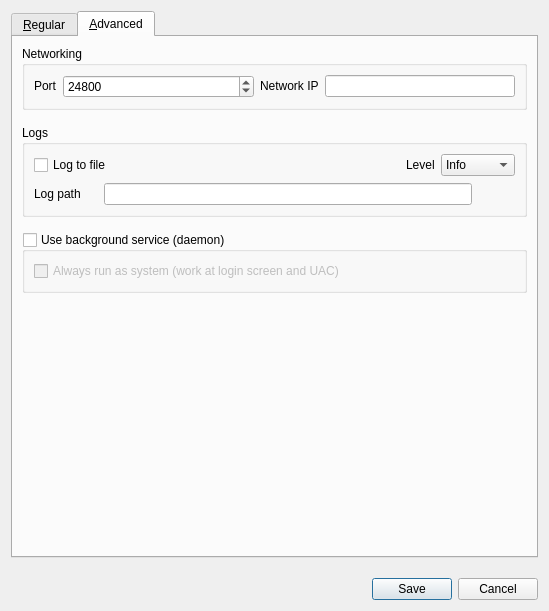
This is src/lib/gui/dialogs/SettingsDialog.ui in heast90/deskflow as Qt 5 draws it before an edit. The edited form follows.
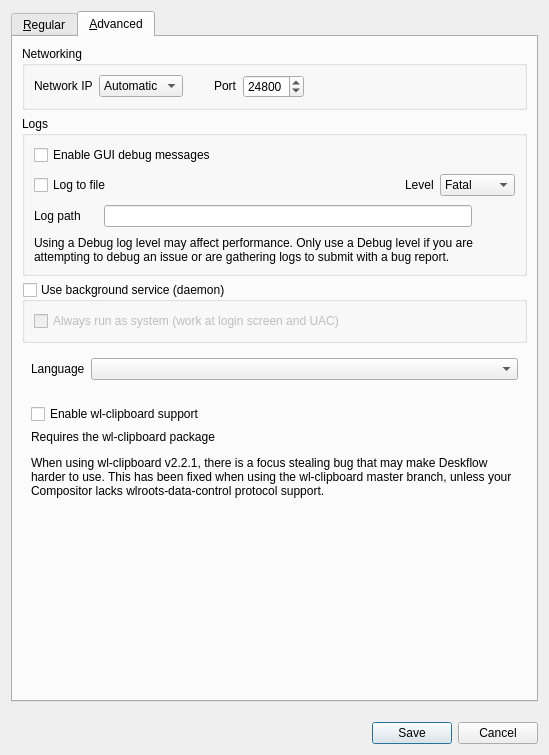
This is the edited form. The open tabs and pages were chosen to show the change. Icons and pictures are not drawn.

Commit message: feat: update deskflow to 1.26.0+dfsg-3

```diff
--- a/src/lib/gui/dialogs/SettingsDialog.ui
+++ b/src/lib/gui/dialogs/SettingsDialog.ui
@@ -7,7 +7,7 @@
     <x>0</x>
     <y>0</y>
     <width>549</width>
-    <height>611</height>
+    <height>755</height>
    </rect>
   </property>
   <property name="windowTitle">
@@ -32,46 +32,7 @@
       <attribute name="title">
        <string>&amp;Regular</string>
       </attribute>
-      <layout class="QVBoxLayout" name="_8">
-       <property name="spacing">
-        <number>15</number>
-       </property>
-       <item>
-        <widget class="QGroupBox" name="groupBasics">
-         <property name="sizePolicy">
-          <sizepolicy hsizetype="Preferred" vsizetype="Maximum">
-           <horstretch>0</horstretch>
-           <verstretch>0</verstretch>
-          </sizepolicy>
-         </property>
-         <property name="title">
-          <string>Basics</string>
-         </property>
-         <layout class="QVBoxLayout" name="_10">
-          <item>
-           <widget class="QCheckBox" name="cbPreventSleep">
-            <property name="text">
-             <string>Prevent this computer from going to sleep</string>
-            </property>
-           </widget>
-          </item>
-          <item>
-           <widget class="QCheckBox" name="cbLanguageSync">
-            <property name="text">
-             <string>Use server's keyboard language on this computer (client mode)</string>
-            </property>
-           </widget>
-          </item>
-          <item>
-           <widget class="QCheckBox" name="cbScrollDirection">
-            <property name="text">
-             <string>Invert scroll direction on this computer (client mode)</string>
-            </property>
-           </widget>
-          </item>
-         </layout>
-        </widget>
-       </item>
+      <layout class="QVBoxLayout" name="verticalLayout_3">
        <item>
         <widget class="QGroupBox" name="groupApp">
          <property name="sizePolicy">
@@ -83,18 +44,18 @@
          <property name="title">
           <string>App</string>
          </property>
-         <layout class="QVBoxLayout" name="_9">
+         <layout class="QVBoxLayout" name="verticalLayout_2">
           <item>
            <widget class="QCheckBox" name="cbAutoUpdate">
             <property name="text">
-             <string>Check for updates on startup </string>
+             <string>Check for updates on startup</string>
             </property>
            </widget>
           </item>
           <item>
-           <widget class="QCheckBox" name="cbCloseToTray">
+           <widget class="QCheckBox" name="cbShowVersion">
             <property name="text">
-             <string>Leave app running in notification area when the window is closed</string>
+             <string>Include version in the window title</string>
             </property>
            </widget>
           </item>
@@ -105,6 +66,20 @@
             </property>
            </widget>
           </item>
+          <item>
+           <widget class="QCheckBox" name="cbPreventSleep">
+            <property name="text">
+             <string>Prevent this computer from going to sleep</string>
+            </property>
+           </widget>
+          </item>
+          <item>
+           <widget class="QCheckBox" name="cbCloseToTray">
+            <property name="text">
+             <string>Leave app running in notification area when the window is closed</string>
+            </property>
+           </widget>
+          </item>
           <item>
            <layout class="QHBoxLayout" name="horizontalLayout_8">
             <item>
@@ -237,12 +212,12 @@
              <widget class="QComboBox" name="comboTlsKeyLength">
               <item>
                <property name="text">
-                <string>2048</string>
+                <string notr="true">2048</string>
                </property>
               </item>
               <item>
                <property name="text">
-                <string>4096</string>
+                <string notr="true">4096</string>
                </property>
               </item>
              </widget>
@@ -295,6 +270,19 @@
          </layout>
         </widget>
        </item>
+       <item>
+        <spacer name="verticalSpacer_3">
+         <property name="orientation">
+          <enum>Qt::Orientation::Vertical</enum>
+         </property>
+         <property name="sizeHint" stdset="0">
+          <size>
+           <width>20</width>
+           <height>40</height>
+          </size>
+         </property>
+        </spacer>
+       </item>
       </layout>
      </widget>
      <widget class="QWidget" name="tabAdvanced">
@@ -307,13 +295,7 @@
       <attribute name="title">
        <string>&amp;Advanced</string>
       </attribute>
-      <layout class="QVBoxLayout" name="_2">
-       <property name="spacing">
-        <number>15</number>
-       </property>
-       <property name="topMargin">
-        <number>9</number>
-       </property>
+      <layout class="QVBoxLayout" name="verticalLayout_4">
        <item>
         <widget class="QGroupBox" name="groupNetworking">
          <property name="sizePolicy">
@@ -326,10 +308,54 @@
           <string>Networking</string>
          </property>
          <layout class="QHBoxLayout" name="horizontalLayout">
+          <item>
+           <widget class="QLabel" name="lblNetworkIp">
+            <property name="sizePolicy">
+             <sizepolicy hsizetype="Maximum" vsizetype="Fixed">
+              <horstretch>0</horstretch>
+              <verstretch>0</verstretch>
+             </sizepolicy>
+            </property>
+            <property name="text">
+             <string>Network IP</string>
+            </property>
+           </widget>
+          </item>
+          <item>
+           <widget class="QComboBox" name="comboInterface">
+            <property name="sizePolicy">
+             <sizepolicy hsizetype="Maximum" vsizetype="Fixed">
+              <horstretch>0</horstretch>
+              <verstretch>0</verstretch>
+             </sizepolicy>
+            </property>
+            <item>
+             <property name="text">
+              <string>Automatic</string>
+             </property>
+            </item>
+           </widget>
+          </item>
+          <item>
+           <spacer name="horizontalSpacer">
+            <property name="orientation">
+             <enum>Qt::Orientation::Horizontal</enum>
+            </property>
+            <property name="sizeType">
+             <enum>QSizePolicy::Policy::Fixed</enum>
+            </property>
+            <property name="sizeHint" stdset="0">
+             <size>
+              <width>25</width>
+              <height>20</height>
+             </size>
+            </property>
+           </spacer>
+          </item>
           <item>
            <widget class="QLabel" name="lblPort">
             <property name="sizePolicy">
-             <sizepolicy hsizetype="Preferred" vsizetype="Fixed">
+             <sizepolicy hsizetype="Maximum" vsizetype="Fixed">
               <horstretch>0</horstretch>
               <verstretch>0</verstretch>
              </sizepolicy>
@@ -345,7 +371,7 @@
              <bool>true</bool>
             </property>
             <property name="sizePolicy">
-             <sizepolicy hsizetype="MinimumExpanding" vsizetype="Fixed">
+             <sizepolicy hsizetype="Maximum" vsizetype="Fixed">
               <horstretch>0</horstretch>
               <verstretch>0</verstretch>
              </sizepolicy>
@@ -359,24 +385,17 @@
            </widget>
           </item>
           <item>
-           <widget class="QLabel" name="lblNetworkIp">
-            <property name="sizePolicy">
-             <sizepolicy hsizetype="Preferred" vsizetype="Fixed">
-              <horstretch>0</horstretch>
-              <verstretch>0</verstretch>
-             </sizepolicy>
+           <spacer name="horizontalSpacer_3">
+            <property name="orientation">
+             <enum>Qt::Orientation::Horizontal</enum>
             </property>
-            <property name="text">
-             <string>Network IP</string>
+            <property name="sizeHint" stdset="0">
+             <size>
+              <width>40</width>
+              <height>20</height>
+             </size>
             </property>
-           </widget>
-          </item>
-          <item>
-           <widget class="QLineEdit" name="lineInterface">
-            <property name="enabled">
-             <bool>true</bool>
-            </property>
-           </widget>
+           </spacer>
           </item>
          </layout>
         </widget>
@@ -394,30 +413,43 @@
          </property>
          <layout class="QGridLayout" name="_3">
           <property name="verticalSpacing">
-           <number>7</number>
+           <number>9</number>
           </property>
-          <item row="0" column="1">
-           <spacer name="horizontalSpacer_5">
-            <property name="orientation">
-             <enum>Qt::Orientation::Horizontal</enum>
+          <item row="3" column="2">
+           <widget class="QLabel" name="lblLogLevel">
+            <property name="sizePolicy">
+             <sizepolicy hsizetype="Preferred" vsizetype="Fixed">
+              <horstretch>0</horstretch>
+              <verstretch>0</verstretch>
+             </sizepolicy>
             </property>
-            <property name="sizeHint" stdset="0">
-             <size>
-              <width>40</width>
-              <height>20</height>
-             </size>
-            </property>
-           </spacer>
-          </item>
-          <item row="0" column="0">
-           <widget class="QCheckBox" name="cbLogToFile">
             <property name="text">
-             <string>Log to file</string>
+             <string>Level</string>
             </property>
            </widget>
           </item>
-          <item row="0" column="3">
+          <item row="3" column="3">
            <widget class="QComboBox" name="comboLogLevel">
+            <item>
+             <property name="text">
+              <string>Fatal</string>
+             </property>
+            </item>
+            <item>
+             <property name="text">
+              <string>Error</string>
+             </property>
+            </item>
+            <item>
+             <property name="text">
+              <string>Warning</string>
+             </property>
+            </item>
+            <item>
+             <property name="text">
+              <string>Note</string>
+             </property>
+            </item>
             <item>
              <property name="text">
               <string>Info</string>
@@ -440,20 +472,7 @@
             </item>
            </widget>
           </item>
-          <item row="0" column="2">
-           <widget class="QLabel" name="lblLogLevel">
-            <property name="sizePolicy">
-             <sizepolicy hsizetype="Preferred" vsizetype="Fixed">
-              <horstretch>0</horstretch>
-              <verstretch>0</verstretch>
-             </sizepolicy>
-            </property>
-            <property name="text">
-             <string>Level</string>
-            </property>
-           </widget>
-          </item>
-          <item row="1" column="0" colspan="4">
+          <item row="8" column="0" colspan="4">
            <widget class="QWidget" name="widgetLogFilename" native="true">
             <property name="sizePolicy">
              <sizepolicy hsizetype="Preferred" vsizetype="Maximum">
@@ -541,6 +560,43 @@
             </layout>
            </widget>
           </item>
+          <item row="3" column="0">
+           <widget class="QCheckBox" name="cbLogToFile">
+            <property name="text">
+             <string>Log to file</string>
+            </property>
+           </widget>
+          </item>
+          <item row="3" column="1">
+           <spacer name="horizontalSpacer_5">
+            <property name="orientation">
+             <enum>Qt::Orientation::Horizontal</enum>
+            </property>
+            <property name="sizeHint" stdset="0">
+             <size>
+              <width>40</width>
+              <height>20</height>
+             </size>
+            </property>
+           </spacer>
+          </item>
+          <item row="9" column="0" colspan="4">
+           <widget class="QLabel" name="lblDebugWarning">
+            <property name="text">
+             <string>Using a Debug log level may affect performance. Only use a Debug level if you are attempting to debug an issue or are gathering logs to submit with a bug report.</string>
+            </property>
+            <property name="wordWrap">
+             <bool>true</bool>
+            </property>
+           </widget>
+          </item>
+          <item row="2" column="0" colspan="4">
+           <widget class="QCheckBox" name="cbGuiDebug">
+            <property name="text">
+             <string>Enable GUI debug messages</string>
+            </property>
+           </widget>
+          </item>
          </layout>
         </widget>
        </item>
@@ -578,6 +634,60 @@
          </layout>
         </widget>
        </item>
+       <item>
+        <widget class="QWidget" name="widgetLanguage" native="true">
+         <property name="toolTip">
+          <string>Force a language to be used for the GUI.</string>
+         </property>
+         <layout class="QHBoxLayout" name="horizontalLayout_3">
+          <item>
+           <widget class="QLabel" name="lblLanguage">
+            <property name="sizePolicy">
+             <sizepolicy hsizetype="Maximum" vsizetype="Preferred">
+              <horstretch>0</horstretch>
+              <verstretch>0</verstretch>
+             </sizepolicy>
+            </property>
+            <property name="text">
+             <string>Language</string>
+            </property>
+           </widget>
+          </item>
+          <item>
+           <widget class="QComboBox" name="comboLanguage"/>
+          </item>
+         </layout>
+        </widget>
+       </item>
+       <item>
+        <widget class="QWidget" name="widgetWlClipboard" native="true">
+         <property name="sizePolicy">
+          <sizepolicy hsizetype="Preferred" vsizetype="Preferred">
+           <horstretch>0</horstretch>
+           <verstretch>0</verstretch>
+          </sizepolicy>
+         </property>
+         <layout class="QVBoxLayout" name="verticalLayout_5">
+          <item>
+           <widget class="QCheckBox" name="cbUseWlClipboard">
+            <property name="text">
+             <string>Enable wl-clipboard support</string>
+            </property>
+           </widget>
+          </item>
+          <item>
+           <widget class="QLabel" name="lblWlClipboard">
+            <property name="text">
+             <string>&lt;html&gt;&lt;head/&gt;&lt;body&gt;&lt;p&gt;Requires the wl-clipboard package&lt;/p&gt;&lt;p&gt;When using wl-clipboard v2.2.1, there is a focus stealing bug that may make Deskflow harder to use. This has been fixed when using the wl-clipboard master branch, unless your Compositor lacks wlroots-data-control protocol support.&lt;/p&gt;&lt;/body&gt;&lt;/html&gt;</string>
+            </property>
+            <property name="wordWrap">
+             <bool>true</bool>
+            </property>
+           </widget>
+          </item>
+         </layout>
+        </widget>
+       </item>
        <item>
         <spacer name="verticalSpacer">
          <property name="orientation">
```
Left out of the diff: 23 changed lines with no effect on the pictures. The commit also changes 654 other files.
